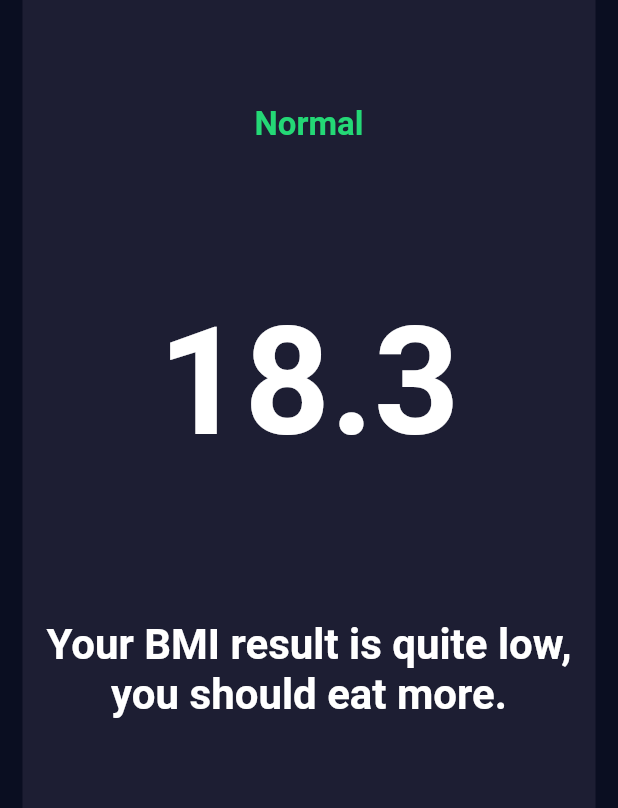
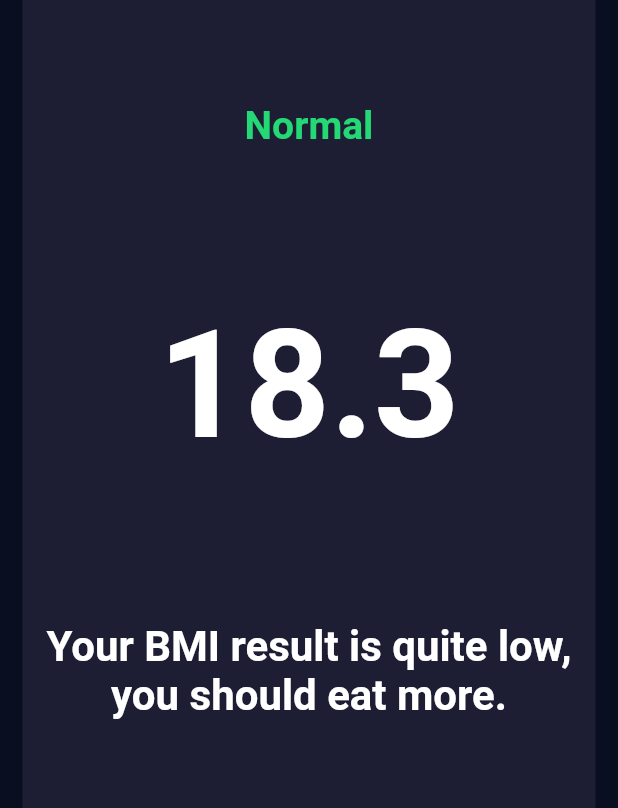
Before and after one commit to BEST-Thanawat/bmi_calculator, a Flutter app: the screen it shows after launch, after a tap on "CALCULATE", on a phone screen of 412 x 824 dp. Shown: the part 344-1152 px from the top of the screen. Run offline on Flutter 3.47's test engine with Material 2 defaults, Android fonts, the phone set to English and light mode, and no system bars; our stand-ins replace font_awesome_flutter.

Commit message:
Adjusted project structure.

```diff
--- /dev/null
+++ b/lib/components/bottom_button.dart
@@ -0,0 +1,28 @@
+import 'package:flutter/material.dart';
+import '../constants.dart';
+
+class BottomButton extends StatelessWidget {
+  BottomButton({@required this.onTap, @required this.buttonTitle});
+  final Function onTap;
+  final String buttonTitle;
+
+  @override
+  Widget build(BuildContext context) {
+    return GestureDetector(
+      onTap: onTap,
+      child: Container(
+        color: kBottomContainerColor,
+        margin: EdgeInsets.only(top: 10),
+        padding: EdgeInsets.only(bottom: 20),
+        width: double.infinity,
+        height: kBottomContainerHeight,
+        child: Center(
+          child: Text(
+            buttonTitle,
+            style: kLargeButtonTextStyle,
+          ),
+        ),
+      ),
+    );
+  }
+}
--- a/lib/icon_content.dart
+++ b/lib/components/icon_content.dart
@@ -1,5 +1,5 @@
 import 'package:flutter/material.dart';
-import 'constants.dart';
+import '../constants.dart';
 
 class IconContent extends StatelessWidget {
   IconContent(this.iconX, this.label);
--- /dev/null
+++ b/lib/components/round_icon_button.dart
@@ -0,0 +1,19 @@
+import 'package:flutter/material.dart';
+
+class RoundIconButton extends StatelessWidget {
+  RoundIconButton({@required this.icon, this.onPressed});
+  final IconData icon;
+  final Function onPressed;
+
+  @override
+  Widget build(BuildContext context) {
+    return RawMaterialButton(
+      child: Icon(icon),
+      onPressed: onPressed,
+      shape: CircleBorder(),
+      fillColor: Color(0xFF4C4F5E),
+      constraints: BoxConstraints.tightFor(width: 56, height: 56),
+      elevation: 6.0,
+    );
+  }
+}
--- a/lib/constants.dart
+++ b/lib/constants.dart
@@ -9,6 +9,6 @@ const kLabelTextStyle = TextStyle(fontSize: 18, color: Color(0xFF8D8E98));
 const kNumberTextStyle = TextStyle(fontSize: 50, fontWeight: FontWeight.w900);
 const kLargeButtonTextStyle = TextStyle(fontSize: 25, fontWeight: FontWeight.bold);
 const kTitleTextStyle = TextStyle(fontSize: 50, fontWeight: FontWeight.bold);
-const kResultTextStyle = TextStyle(fontSize: 22, fontWeight: FontWeight.bold, color: Color(0xFF24D876));
+const kResultTextStyle = TextStyle(fontSize: 26, fontWeight: FontWeight.bold, color: Color(0xFF24D876));
 const kBMITextStyle = TextStyle(fontSize: 100, fontWeight: FontWeight.bold);
 const kBodyTextStyle = TextStyle(fontSize: 28, fontWeight: FontWeight.bold);
--- a/lib/main.dart
+++ b/lib/main.dart
@@ -1,5 +1,5 @@
 import 'package:flutter/material.dart';
-import 'input_page.dart';
+import 'screens/input_page.dart';
 
 void main() => runApp(BMICalculator());
 
--- a/lib/input_page.dart
+++ b/lib/screens/input_page.dart
@@ -1,10 +1,12 @@
 import 'package:flutter/foundation.dart';
 import 'package:flutter/material.dart';
-import 'icon_content.dart';
-import 'reusable_card.dart';
+import '../components/icon_content.dart';
+import '../components/reusable_card.dart';
 import 'results_page.dart';
 import 'package:font_awesome_flutter/font_awesome_flutter.dart';
-import 'constants.dart';
+import '../constants.dart';
+import '../components/bottom_button.dart';
+import '../components/round_icon_button.dart';
 
 class InputPage extends StatefulWidget {
   @override
@@ -174,61 +176,13 @@ class _InputPageState extends State<InputPage> {
                 ],
               ),
             ),
-            BottomButton()
+            BottomButton(
+              buttonTitle: 'CALCULATE',
+              onTap: () {
+                Navigator.push(context, MaterialPageRoute(builder: (context) => ResultsPage()));
+              },
+            ),
           ],
         ));
   }
 }
-
-class BottomButton extends StatelessWidget {
-  BottomButton();
-
-  @override
-  Widget build(BuildContext context) {
-    return GestureDetector(
-      onTap: () {
-        Navigator.push(context, MaterialPageRoute(builder: (context) => ResultsPage()));
-      },
-      child: Container(
-        color: kBottomContainerColor,
-        margin: EdgeInsets.only(top: 10),
-        padding: EdgeInsets.only(bottom: 20),
-        width: double.infinity,
-        height: kBottomContainerHeight,
-        child: Center(
-          child: Text(
-            'CALCULATE',
-            style: kLargeButtonTextStyle,
-          ),
-        ),
-      ),
-    );
-  }
-}
-
-class RoundIconButton extends StatelessWidget {
-  RoundIconButton({@required this.icon, this.onPressed});
-  final IconData icon;
-  final Function onPressed;
-
-  @override
-  Widget build(BuildContext context) {
-    return RawMaterialButton(
-      child: Icon(icon),
-      onPressed: onPressed,
-      shape: CircleBorder(),
-      fillColor: Color(0xFF4C4F5E),
-      constraints: BoxConstraints.tightFor(width: 56, height: 56),
-      elevation: 6.0,
-    );
-  }
-}
-
-/*
-Container(
-margin: EdgeInsets.all(15),
-decoration: BoxDecoration(
-borderRadius: BorderRadius.circular(20),
-color: Color(0xFF1D1E33),
-),
-),*/
```
Also changed, not shown: lib/screens/results_page.dart (renamed from lib/results_page.dart, +3 -6 lines), lib/components/reusable_card.dart (renamed from lib/reusable_card.dart).
